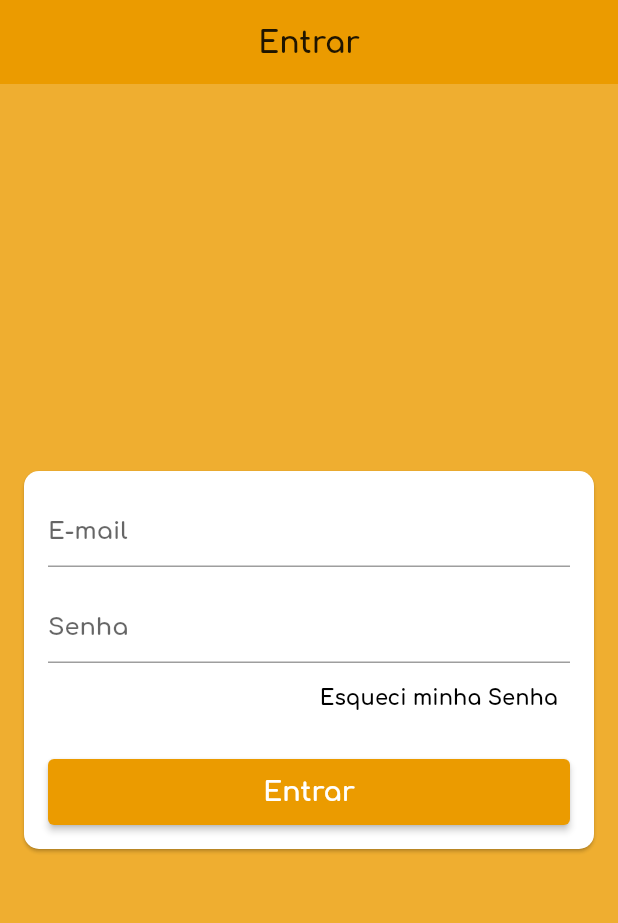
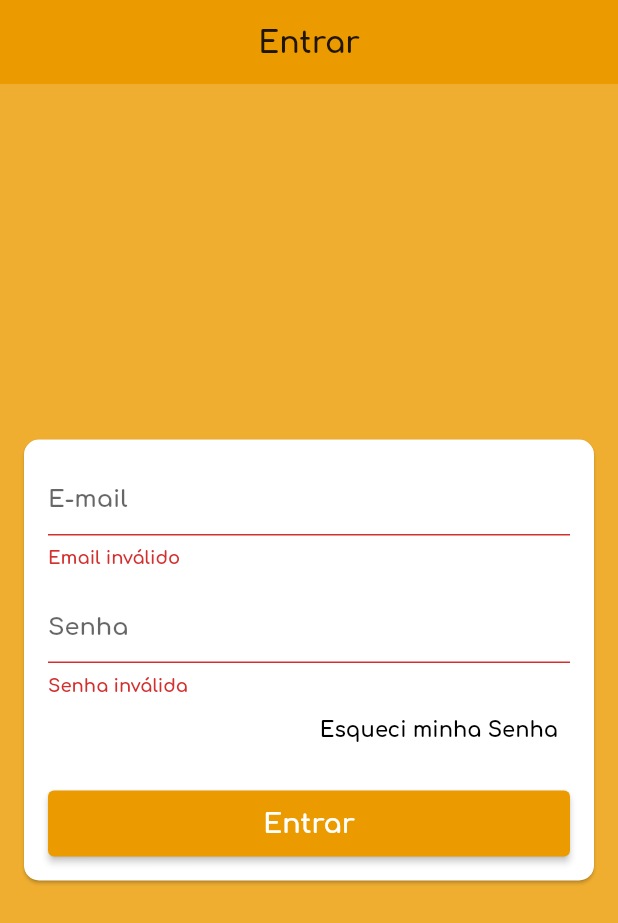
Before and after one commit to Tauan10/lojaflutter2021, a Flutter app: the screen it shows after launch, after a tap on "Entrar", on a phone screen of 412 x 824 dp. Shown: the top 923 px of the screen. Run offline on Flutter 3.47's test engine with Material 2 defaults, Android fonts, the phone set to English and light mode, and no system bars.

Commit message:
Validaçao de email e senha

```diff
--- a/lib/screens/login/login.screen.dart
+++ b/lib/screens/login/login.screen.dart
@@ -1,6 +1,12 @@
 import 'package:flutter/material.dart';
+import 'package:lojafinal/helpers/validacao.dart';
 
 class LoginScreen extends StatelessWidget {
+  final GlobalKey<FormState> formkey = GlobalKey<FormState>();
+
+  final TextEditingController emailController = TextEditingController();
+  final TextEditingController senhaController = TextEditingController();
+
   @override
   Widget build(BuildContext context) {
     return Scaffold(
@@ -14,15 +20,20 @@ class LoginScreen extends StatelessWidget {
           shape:
               RoundedRectangleBorder(borderRadius: BorderRadius.circular(10.0)),
           margin: const EdgeInsets.symmetric(horizontal: 16),
+          child: Form(
+            key: formkey,
             child: ListView(
               padding: const EdgeInsets.all(16),
               shrinkWrap: true,
               children: [
                 TextFormField(
+                  controller: emailController,
                   decoration: const InputDecoration(hintText: 'E-mail'),
                   keyboardType: TextInputType.emailAddress,
                   autocorrect: false,
+                  // ignore: missing_return
                   validator: (email) {
+                    if (!emailValido(email)) return 'Email inválido';
                     return null;
                   },
                 ),
@@ -30,6 +41,7 @@ class LoginScreen extends StatelessWidget {
                   height: 16,
                 ),
                 TextFormField(
+                  controller: senhaController,
                   decoration: const InputDecoration(hintText: 'Senha'),
                   autocorrect: false,
                   obscureText: true,
@@ -55,7 +67,12 @@ class LoginScreen extends StatelessWidget {
                 SizedBox(
                   height: 44,
                   child: ElevatedButton(
-                    onPressed: () {},
+                      onPressed: () {
+                        if (formkey.currentState.validate()) {
+                          emailController.text;
+                          senhaController.text;
+                        }
+                      },
                       // ignore: prefer_const_constructors
                       style: ElevatedButton.styleFrom(
                           primary: const Color.fromARGB(255, 235, 155, 0)),
@@ -69,6 +86,7 @@ class LoginScreen extends StatelessWidget {
             ),
           ),
         ),
+      ),
     );
   }
 }
```
Also changed, not shown: lib/models/gerenciador_user.dart (added). Lines whose indentation alone changed are shown as unchanged.
